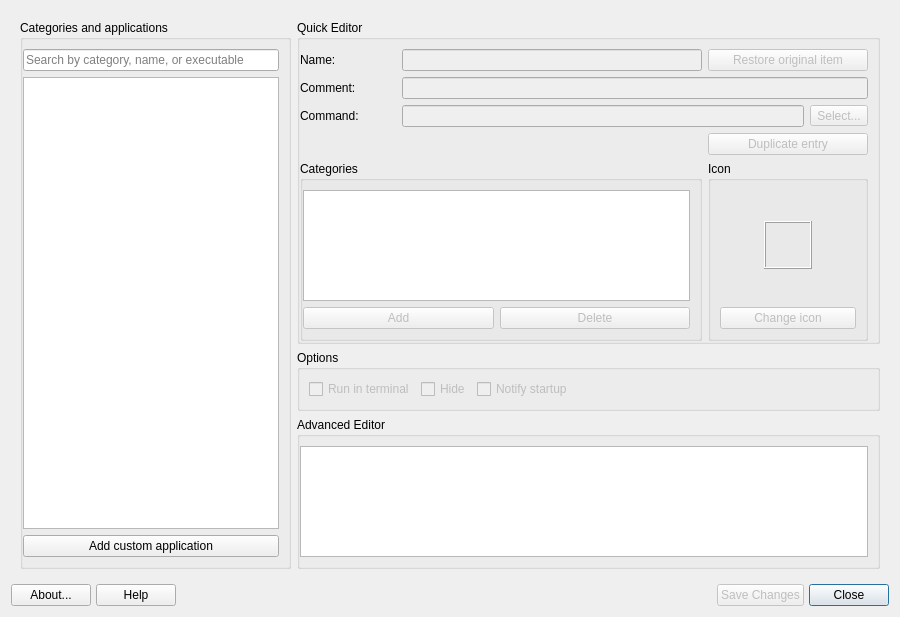
AdrianTM/mx-menu-editor, file src/mainwindow.ui: the form before one commit.
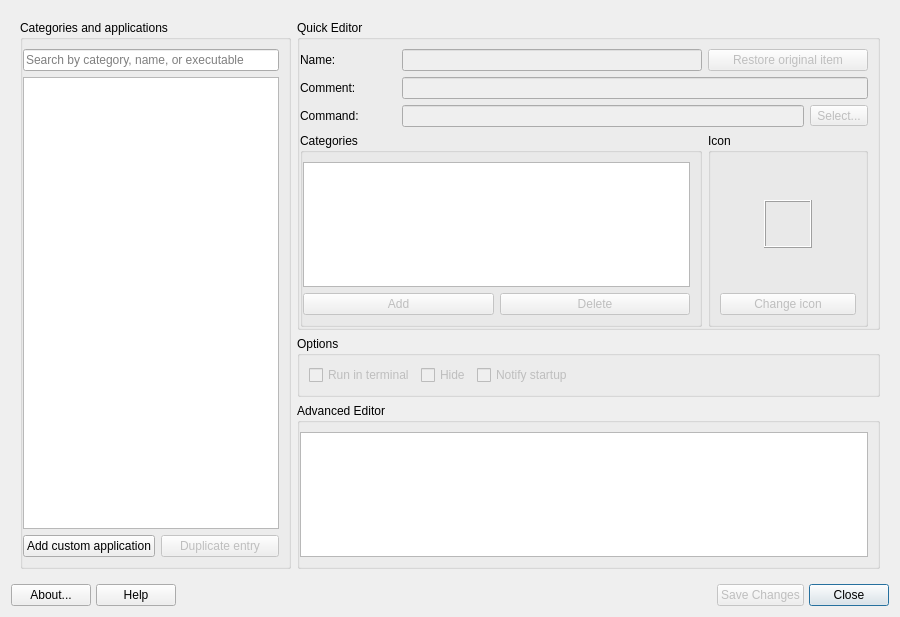
The form after the commit. Icons and pictures are not drawn.

Commit message:
Move Duplicate entry button next to Add custom application
The button previously sat below "Restore original item" in the Quick
Editor, easy to mistake for a variant of that undo action. It now sits
beside "Add custom application" under the tree, grouping the two ways
to create a new entry and placing it where the new duplicate appears.

Patch:
```diff
--- a/src/mainwindow.ui
+++ b/src/mainwindow.ui
@@ -87,6 +87,8 @@
            </widget>
           </item>
           <item>
+           <layout class="QHBoxLayout" name="horizontalLayout_2">
+            <item>
            <widget class="QPushButton" name="pushAddApp">
             <property name="text">
              <string>Add custom application</string>
@@ -97,6 +99,22 @@
             </property>
            </widget>
           </item>
+            <item>
+             <widget class="QPushButton" name="pushDuplicateApp">
+              <property name="enabled">
+               <bool>false</bool>
+              </property>
+              <property name="text">
+               <string>Duplicate entry</string>
+              </property>
+              <property name="icon">
+               <iconset theme="edit-copy">
+                <normaloff>.</normaloff>.</iconset>
+              </property>
+             </widget>
+            </item>
+           </layout>
+          </item>
          </layout>
         </widget>
        </item>
@@ -230,20 +248,6 @@
             </property>
            </widget>
           </item>
-          <item row="3" column="4" colspan="2">
-           <widget class="QPushButton" name="pushDuplicateApp">
-            <property name="enabled">
-             <bool>false</bool>
-            </property>
-            <property name="text">
-             <string>Duplicate entry</string>
-            </property>
-            <property name="icon">
-             <iconset theme="edit-copy">
-              <normaloff>.</normaloff>.</iconset>
-            </property>
-           </widget>
-          </item>
           <item row="4" column="4" rowspan="3" colspan="2">
            <widget class="QGroupBox" name="groupIconBox">
             <property name="title">
```
Lines whose indentation alone changed are shown as unchanged.
